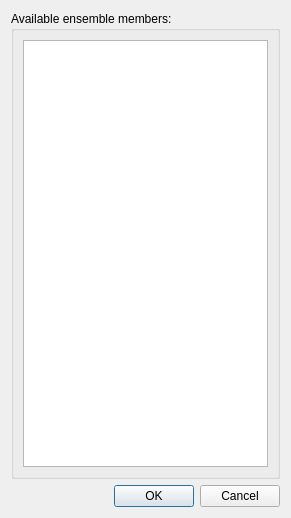
Before: the Qt Designer form src/gxfw/memberselectiondialog.ui in chrismile/met.3d, drawn with Qt 5.
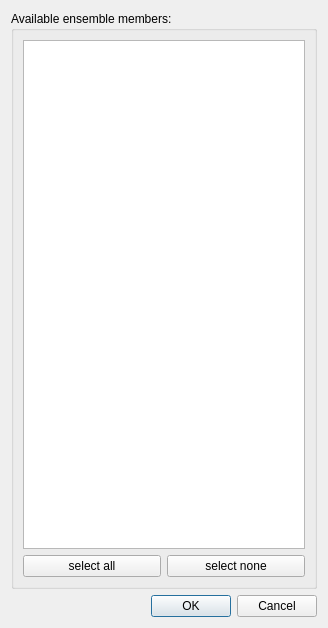
After: the same form once the commit is applied.

Commit message: selected ensemble members are displayed in actor variable property; added 'select all/none' buttons to selection dialog

```diff
--- a/src/gxfw/memberselectiondialog.ui
+++ b/src/gxfw/memberselectiondialog.ui
@@ -6,8 +6,8 @@
    <rect>
     <x>0</x>
     <y>0</y>
-    <width>291</width>
-    <height>518</height>
+    <width>328</width>
+    <height>628</height>
    </rect>
   </property>
   <property name="windowTitle">
@@ -19,10 +19,28 @@
      <property name="title">
       <string>Available ensemble members:</string>
      </property>
-     <layout class="QHBoxLayout" name="horizontalLayout">
+     <layout class="QVBoxLayout" name="verticalLayout_2">
       <item>
        <widget class="QListWidget" name="availableMembers"/>
       </item>
+      <item>
+       <layout class="QHBoxLayout" name="horizontalLayout">
+        <item>
+         <widget class="QPushButton" name="selectAllButton">
+          <property name="text">
+           <string>select all</string>
+          </property>
+         </widget>
+        </item>
+        <item>
+         <widget class="QPushButton" name="selectNoneButton">
+          <property name="text">
+           <string>select none</string>
+          </property>
+         </widget>
+        </item>
+       </layout>
+      </item>
      </layout>
     </widget>
    </item>
```
The commit also changes 5 other files.
